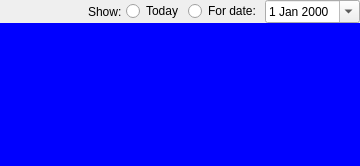
Above: Src.QT/tt3-gui/DailyWorkQuickReportView.ui from akapustiatyahoocouk/TimeTracker3 before the change. Below: the same form after it.
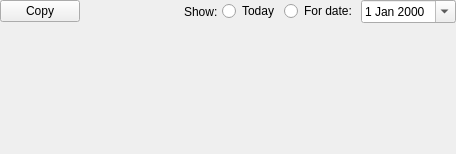
That is the form after the change. Icons and pictures are not drawn.

Diff of the .ui file:
```diff
--- a/Src.QT/tt3-gui/DailyWorkQuickReportView.ui
+++ b/Src.QT/tt3-gui/DailyWorkQuickReportView.ui
@@ -6,8 +6,8 @@
    <rect>
     <x>0</x>
     <y>0</y>
-    <width>360</width>
-    <height>166</height>
+    <width>456</width>
+    <height>154</height>
    </rect>
   </property>
   <property name="windowTitle">
@@ -41,7 +41,7 @@
       </sizepolicy>
      </property>
      <property name="styleSheet">
-      <string notr="true">background-color: rgb(0, 0, 255);</string>
+      <string notr="true"/>
      </property>
     </widget>
    </item>
@@ -70,6 +70,19 @@
        <number>0</number>
       </property>
       <item row="0" column="1">
+       <spacer name="horizontalSpacer">
+        <property name="orientation">
+         <enum>Qt::Orientation::Horizontal</enum>
+        </property>
+        <property name="sizeHint" stdset="0">
+         <size>
+          <width>40</width>
+          <height>20</height>
+         </size>
+        </property>
+       </spacer>
+      </item>
+      <item row="0" column="2">
        <widget class="QLabel" name="showLabel">
         <property name="text">
          <string>Show:</string>
@@ -77,6 +90,13 @@
        </widget>
       </item>
       <item row="0" column="5">
+       <widget class="QRadioButton" name="forDateRadioButton">
+        <property name="text">
+         <string>For date:</string>
+        </property>
+       </widget>
+      </item>
+      <item row="0" column="6">
        <widget class="QDateEdit" name="dateEdit">
         <property name="calendarPopup">
          <bool>true</bool>
@@ -86,32 +106,23 @@
         </property>
        </widget>
       </item>
-      <item row="0" column="2">
+      <item row="0" column="3">
        <widget class="QRadioButton" name="todayRadioButton">
         <property name="text">
          <string>Today</string>
         </property>
        </widget>
       </item>
-      <item row="0" column="4">
-       <widget class="QRadioButton" name="forDateRadioButton">
-        <property name="text">
-         <string>For date:</string>
-        </property>
-       </widget>
-      </item>
       <item row="0" column="0">
-       <spacer name="horizontalSpacer">
-        <property name="orientation">
-         <enum>Qt::Orientation::Horizontal</enum>
+       <widget class="QPushButton" name="copyPushButton">
+        <property name="text">
+         <string>Copy</string>
         </property>
-        <property name="sizeHint" stdset="0">
-         <size>
-          <width>40</width>
-          <height>20</height>
-         </size>
+        <property name="icon">
+         <iconset resource="tt3-gui.qrc">
+          <normaloff>:/tt3-gui/Resources/Images/Actions/CopySmall.png</normaloff>:/tt3-gui/Resources/Images/Actions/CopySmall.png</iconset>
         </property>
-       </spacer>
+       </widget>
       </item>
      </layout>
     </widget>
```
Left out of the diff: 27 changed lines with no effect on the pictures.
